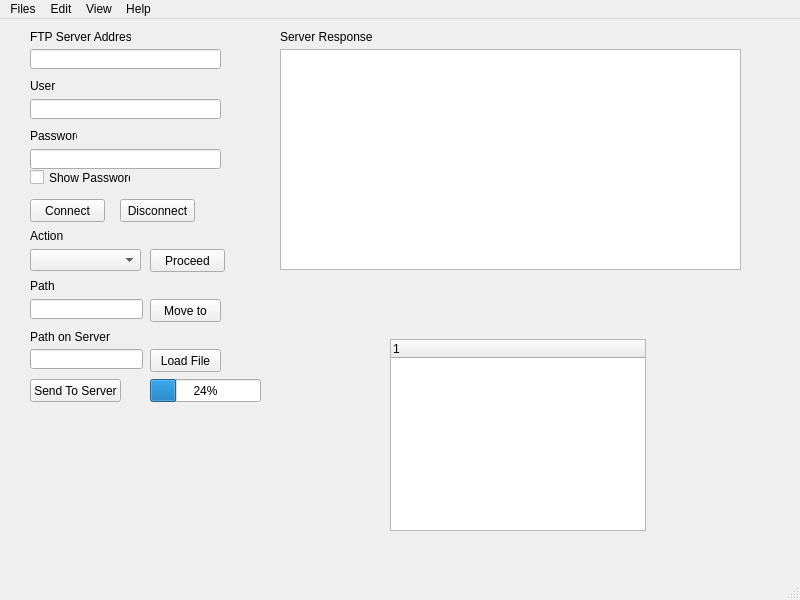
Before: the Qt Designer form PyQt/mainwindow.ui in 93will93/FTP_CLIENT_SERVER, drawn with Qt 5.
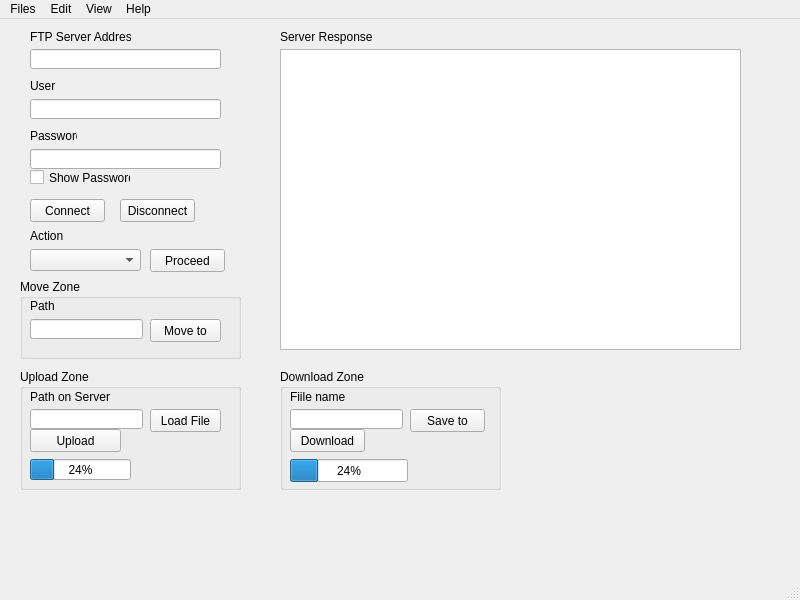
After: the same form once the commit is applied.

Commit message: Can Download Files-Saved to Working directory

The edit to the form file:
```diff
--- a/PyQt/mainwindow.ui
+++ b/PyQt/mainwindow.ui
@@ -92,7 +92,7 @@
       <x>280</x>
       <y>30</y>
       <width>461</width>
-      <height>221</height>
+      <height>301</height>
      </rect>
     </property>
    </widget>
@@ -184,26 +184,46 @@
      <string>Proceed</string>
     </property>
    </widget>
-   <widget class="QTreeWidget" name="treeWidget">
+   <widget class="QGroupBox" name="gb_upload">
     <property name="geometry">
      <rect>
-      <x>390</x>
-      <y>320</y>
-      <width>256</width>
-      <height>192</height>
+      <x>20</x>
+      <y>350</y>
+      <width>221</width>
+      <height>121</height>
      </rect>
     </property>
-    <column>
+    <property name="title">
+     <string>Upload Zone</string>
+    </property>
+    <widget class="QLineEdit" name="le_upload_path">
+     <property name="geometry">
+      <rect>
+       <x>10</x>
+       <y>40</y>
+       <width>113</width>
+       <height>20</height>
+      </rect>
+     </property>
+    </widget>
+    <widget class="QLabel" name="lb_upload_path">
+     <property name="geometry">
+      <rect>
+       <x>10</x>
+       <y>20</y>
+       <width>81</width>
+       <height>16</height>
+      </rect>
+     </property>
      <property name="text">
-      <string notr="true">1</string>
+      <string>Path on Server</string>
      </property>
-    </column>
    </widget>
    <widget class="QPushButton" name="btn_loadfile">
     <property name="geometry">
      <rect>
-      <x>150</x>
-      <y>330</y>
+       <x>130</x>
+       <y>40</y>
       <width>71</width>
       <height>23</height>
      </rect>
@@ -212,57 +232,73 @@
      <string>Load File</string>
     </property>
    </widget>
-   <widget class="QPushButton" name="btn_sendto_server">
+    <widget class="QPushButton" name="btn_upload">
     <property name="geometry">
      <rect>
-      <x>30</x>
-      <y>360</y>
+       <x>10</x>
+       <y>60</y>
       <width>91</width>
       <height>23</height>
      </rect>
     </property>
     <property name="text">
-     <string>Send To Server</string>
-    </property>
-   </widget>
-   <widget class="QLineEdit" name="le_uploadPath">
+      <string>Upload</string>
+     </property>
+    </widget>
+    <widget class="QProgressBar" name="pb_upload">
     <property name="geometry">
      <rect>
-      <x>30</x>
-      <y>330</y>
-      <width>113</width>
-      <height>20</height>
-     </rect>
-    </property>
-   </widget>
-   <widget class="QLineEdit" name="le_pathto_moveto">
-    <property name="geometry">
-     <rect>
-      <x>30</x>
-      <y>280</y>
-      <width>113</width>
-      <height>20</height>
-     </rect>
-    </property>
-   </widget>
-   <widget class="QPushButton" name="btn_moveto_path">
-    <property name="geometry">
-     <rect>
-      <x>150</x>
-      <y>280</y>
-      <width>71</width>
-      <height>23</height>
-     </rect>
-    </property>
-    <property name="text">
-     <string>Move to</string>
-    </property>
+       <x>10</x>
+       <y>90</y>
+       <width>101</width>
+       <height>21</height>
+      </rect>
+     </property>
+     <property name="value">
+      <number>24</number>
+     </property>
+    </widget>
    </widget>
-   <widget class="QLabel" name="lb_pathto_moveto">
+   <widget class="QGroupBox" name="gb_move">
     <property name="geometry">
      <rect>
-      <x>30</x>
+      <x>20</x>
       <y>260</y>
+      <width>221</width>
+      <height>80</height>
+     </rect>
+    </property>
+    <property name="title">
+     <string>Move Zone</string>
+    </property>
+    <widget class="QLineEdit" name="le_move">
+     <property name="geometry">
+      <rect>
+       <x>10</x>
+       <y>40</y>
+       <width>113</width>
+       <height>20</height>
+      </rect>
+     </property>
+    </widget>
+    <widget class="QPushButton" name="btn_move">
+     <property name="geometry">
+      <rect>
+       <x>130</x>
+       <y>40</y>
+       <width>71</width>
+       <height>23</height>
+      </rect>
+     </property>
+     <property name="text">
+      <string>Move to</string>
+     </property>
+    </widget>
+    <widget class="QLabel" name="lb_movepath">
+     <property name="geometry">
+      <rect>
+       <x>10</x>
+       <y>20</y>
       <width>47</width>
       <height>13</height>
      </rect>
@@ -271,31 +307,81 @@
      <string>Path</string>
     </property>
    </widget>
-   <widget class="QLabel" name="lb_uploadto_path">
+   </widget>
+   <widget class="QGroupBox" name="gb_download">
     <property name="geometry">
      <rect>
-      <x>30</x>
-      <y>310</y>
-      <width>81</width>
+      <x>280</x>
+      <y>350</y>
+      <width>221</width>
+      <height>121</height>
+     </rect>
+    </property>
+    <property name="title">
+     <string>Download Zone</string>
+    </property>
+    <widget class="QLabel" name="lb_filename">
+     <property name="geometry">
+      <rect>
+       <x>10</x>
+       <y>20</y>
+       <width>71</width>
       <height>16</height>
      </rect>
     </property>
     <property name="text">
-     <string>Path on Server</string>
-    </property>
-   </widget>
-   <widget class="QProgressBar" name="progressBar">
+      <string>Fiile name</string>
+     </property>
+    </widget>
+    <widget class="QLineEdit" name="le_download_path">
     <property name="geometry">
      <rect>
-      <x>150</x>
-      <y>360</y>
-      <width>111</width>
+       <x>10</x>
+       <y>40</y>
+       <width>113</width>
+       <height>20</height>
+      </rect>
+     </property>
+    </widget>
+    <widget class="QProgressBar" name="pb_download">
+     <property name="geometry">
+      <rect>
+       <x>10</x>
+       <y>90</y>
+       <width>118</width>
       <height>23</height>
      </rect>
     </property>
     <property name="value">
      <number>24</number>
     </property>
+    </widget>
+    <widget class="QPushButton" name="btn_download">
+     <property name="geometry">
+      <rect>
+       <x>10</x>
+       <y>60</y>
+       <width>75</width>
+       <height>23</height>
+      </rect>
+     </property>
+     <property name="text">
+      <string>Download</string>
+     </property>
+    </widget>
+    <widget class="QPushButton" name="btn_saveto">
+     <property name="geometry">
+      <rect>
+       <x>130</x>
+       <y>40</y>
+       <width>75</width>
+       <height>23</height>
+      </rect>
+     </property>
+     <property name="text">
+      <string>Save to</string>
+     </property>
+    </widget>
    </widget>
   </widget>
   <widget class="QStatusBar" name="statusbar"/>
```
Lines whose indentation alone changed are shown as unchanged. The commit also changes 2 other files.
